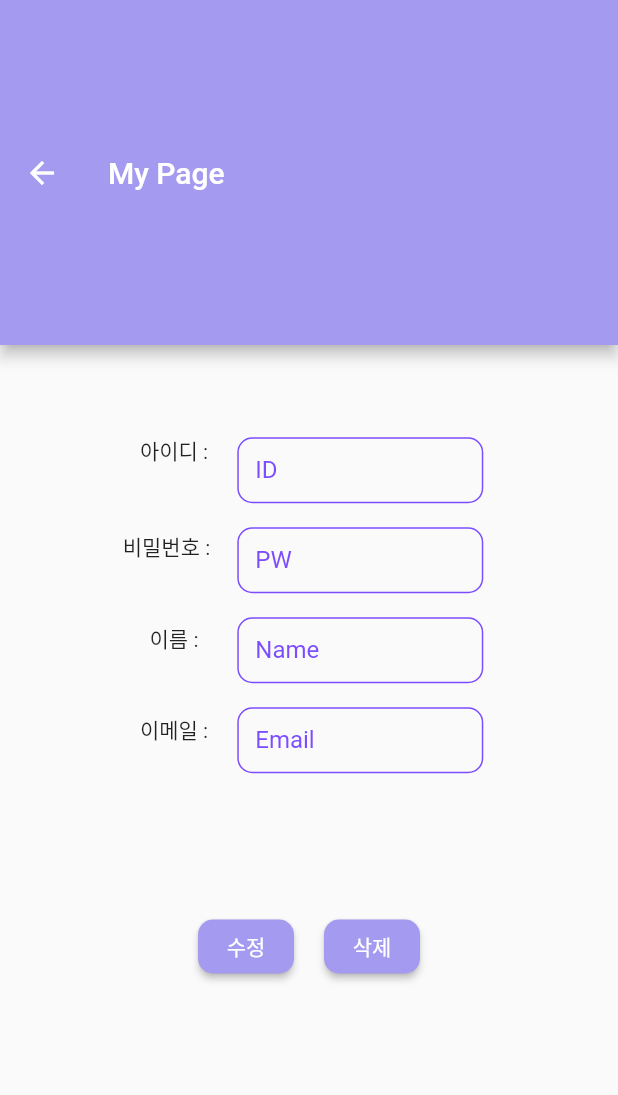
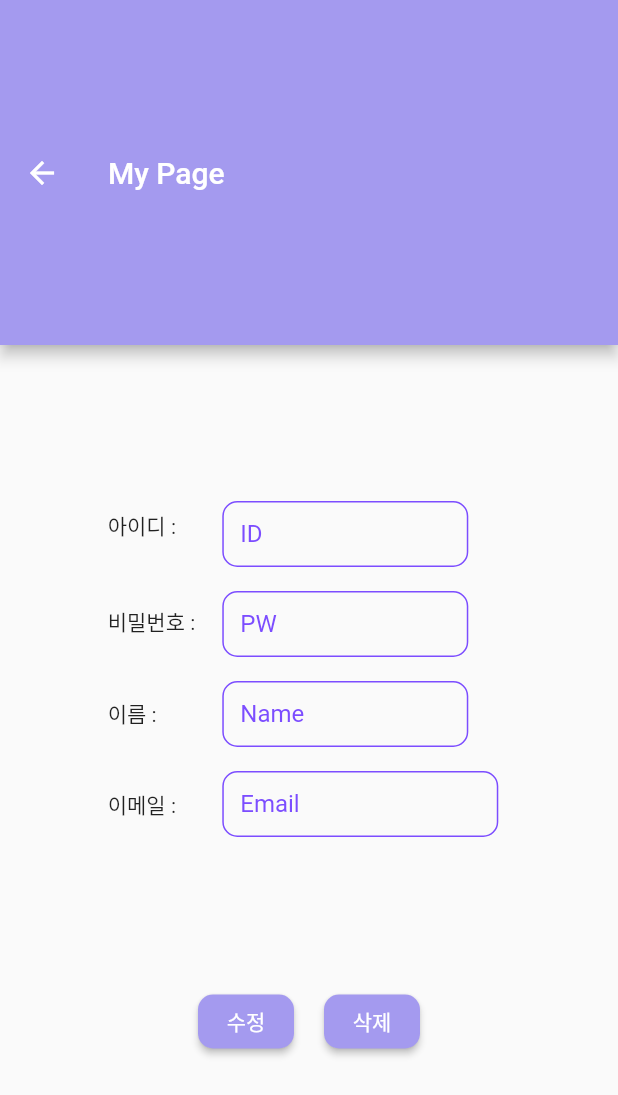
Before and after one commit to Team3Joe/Todolist_semi, a Flutter app: the MyPage screen opened directly, on a phone screen of 412 x 824 dp. Shown: the top 1095 px of the screen. Run offline on Flutter 3.47's test engine with Material 2 defaults, Android fonts, the phone set to English and light mode, and no system bars.

Commit message:
MyPage 수정버튼
수정버튼 눌렀을때 수정된 정보 보여주기

```diff
--- a/todolist/lib/part_B/GS/myPage.dart
+++ b/todolist/lib/part_B/GS/myPage.dart
@@ -5,10 +5,7 @@ import 'package:http/http.dart' as http;
 
 import '../../message.dart';
 
-
 class MyPage extends StatefulWidget {
-
-
   const MyPage({Key? key}) : super(key: key);
 
   @override
@@ -34,12 +31,10 @@ class _MyPageState extends State<MyPage> {
   void initState() {
     super.initState();
 
-
     idController = TextEditingController();
     pwController = TextEditingController();
     nameController = TextEditingController();
     emailController = TextEditingController();
-
 
     idController.text = Message.userid;
     pwController.text = Message.userpw;
@@ -47,7 +42,6 @@ class _MyPageState extends State<MyPage> {
     emailController.text = Message.useremail;
 
     // result = '';
-
   }
 
   @override
@@ -62,21 +56,22 @@ class _MyPageState extends State<MyPage> {
         child: Column(
           children: [
             const SizedBox(
-              height: 40,
+              height: 75,
             ),
             Row(
               mainAxisAlignment: MainAxisAlignment.center,
               children: [
                 Padding(
-                  padding: const EdgeInsets.fromLTRB(0, 20, 0, 0),
+                  padding: const EdgeInsets.fromLTRB(0, 35, 0, 0),
                   child: Column(
+                    crossAxisAlignment: CrossAxisAlignment.start,
                     children: const [
                       Padding(
                         padding: EdgeInsets.fromLTRB(0, 0, 0, 43),
                         child: Text('아이디 :'),
                       ),
                       Padding(
-                        padding: EdgeInsets.fromLTRB(0, 0, 10, 40),
+                        padding: EdgeInsets.fromLTRB(0, 0, 0, 40),
                         child: Text('비밀번호 :'),
                       ),
                       Padding(
@@ -90,7 +85,9 @@ class _MyPageState extends State<MyPage> {
                     ],
                   ),
                 ),
+                const SizedBox(width: 10,),
                 Column(
+                  crossAxisAlignment: CrossAxisAlignment.start,
                   children: [
                     SizedBox(
                       width: 180,
@@ -190,7 +187,7 @@ class _MyPageState extends State<MyPage> {
                           )),
                     ),
                     SizedBox(
-                      width: 180,
+                      width: 200,
                       height: 60,
                       child: Padding(
                           padding: const EdgeInsets.all(8.0),
@@ -280,6 +277,14 @@ class _MyPageState extends State<MyPage> {
       var dataCovertedJSON = json.decode(utf8.decode(response.bodyBytes));
       result = dataCovertedJSON['result'];
       if (result == 'OK') {
+        Message.userpw = pwController.text.trim();
+        Message.username = nameController.text.trim();
+        Message.useremail = emailController.text.trim();
+
+        pwController.text = Message.userpw;
+        nameController.text = Message.username;
+        emailController.text = Message.useremail;
+
         _showDialog(context);
       } else {
         errorSnackBar(context);
@@ -287,10 +292,8 @@ class _MyPageState extends State<MyPage> {
     });
   }
 
-
   deleteAction() async {
-    var url = Uri.parse(
-        'http://localhost:8080/Flutter/user_delete.jsp?id=$id');
+    var url = Uri.parse('http://localhost:8080/Flutter/user_delete.jsp?id=$id');
     var response = await http.get(url);
     setState(() {
       var dataCovertedJSON = json.decode(utf8.decode(response.bodyBytes));
@@ -313,8 +316,13 @@ class _MyPageState extends State<MyPage> {
             actions: [
               TextButton(
                 onPressed: () {
-                  Navigator.of(context).pop();
+                  FocusScope.of(context).unfocus();
                   Navigator.pop(context);
+                  //  Navigator.push(
+                  //     context,
+                  //     MaterialPageRoute(
+                  //       builder: (context) => const MyPage(),
+                  //     )).then((value) => Modify());
                 },
                 child: const Text("OK"),
               ),
@@ -322,6 +330,7 @@ class _MyPageState extends State<MyPage> {
           );
         });
   }
+
   _DeleteShowDialog(BuildContext context) {
     showDialog(
         context: context,
@@ -352,4 +361,13 @@ class _MyPageState extends State<MyPage> {
       ),
     );
   }
+
+  Modify() {
+    setState(() {
+      Message.userid = idController.text;
+      Message.userpw = pwController.text;
+      Message.username = nameController.text;
+      Message.useremail = emailController.text;
+    });
+  }
 }
```
